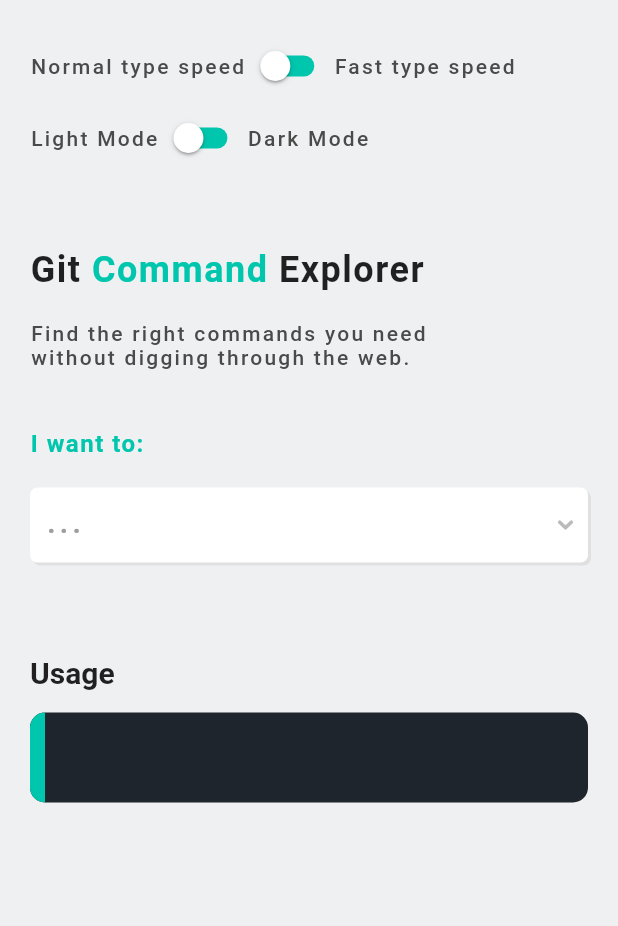
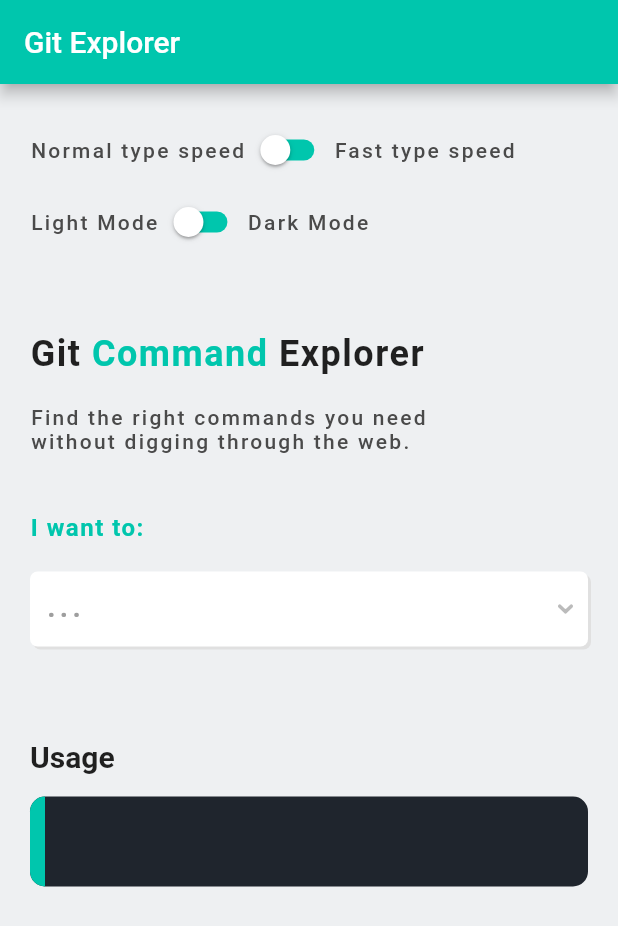
Before and after one commit to vinodiOS/gitexplorer_flutter, a Flutter app: the screen it shows after launch, on a phone screen of 412 x 824 dp. Shown: the top 926 px of the screen. Run offline on Flutter 3.47's test engine with Material 2 defaults, Android fonts, the phone set to English and light mode, and no system bars; our stand-ins replace adaptive_theme, animated_text_kit; missing offline and left inert: window_size.

```diff
--- a/lib/screens/dashboard/components/common_dropdown.dart
+++ b/lib/screens/dashboard/components/common_dropdown.dart
@@ -19,7 +19,7 @@
           ? MediaQuery.of(context).size.width
           : MediaQuery.of(context).size.width * 0.3,
       dropdownWidth: Responsive.isMobile(context)
-          ? MediaQuery.of(context).size.width - 100
+          ? MediaQuery.of(context).size.width //- 100
           : MediaQuery.of(context).size.width * 0.3 - 20,
       isTriangle: false,
       gap: 0,
--- a/lib/screens/dashboard/dashboard.dart
+++ b/lib/screens/dashboard/dashboard.dart
@@ -17,6 +17,10 @@
 
     return Consumer<DashboardProvider>(builder: ((context, value, child) {
       return Scaffold(
+        appBar: AppBar(
+          backgroundColor: AdaptiveTheme.of(context).theme.primaryColor,
+          title: Text("Git Explorer"),
+        ),
         backgroundColor: AdaptiveTheme.of(context).theme.backgroundColor,
         body: SafeArea(
           child: SingleChildScrollView(
```
Also changed, not shown: 3 other files.
